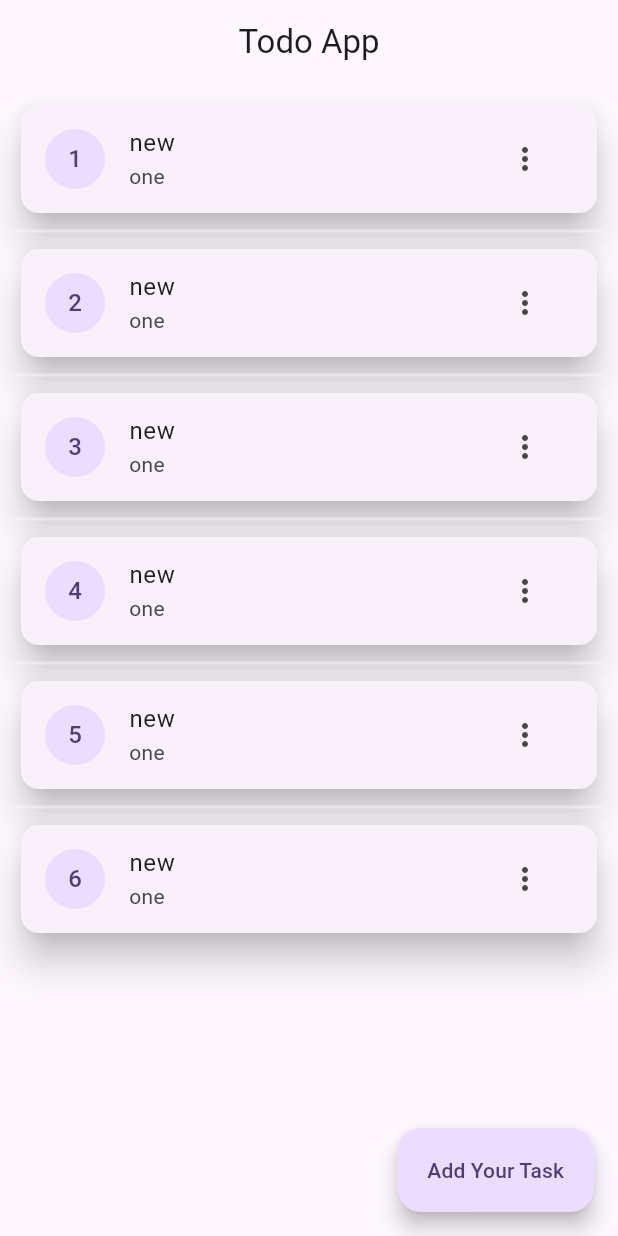
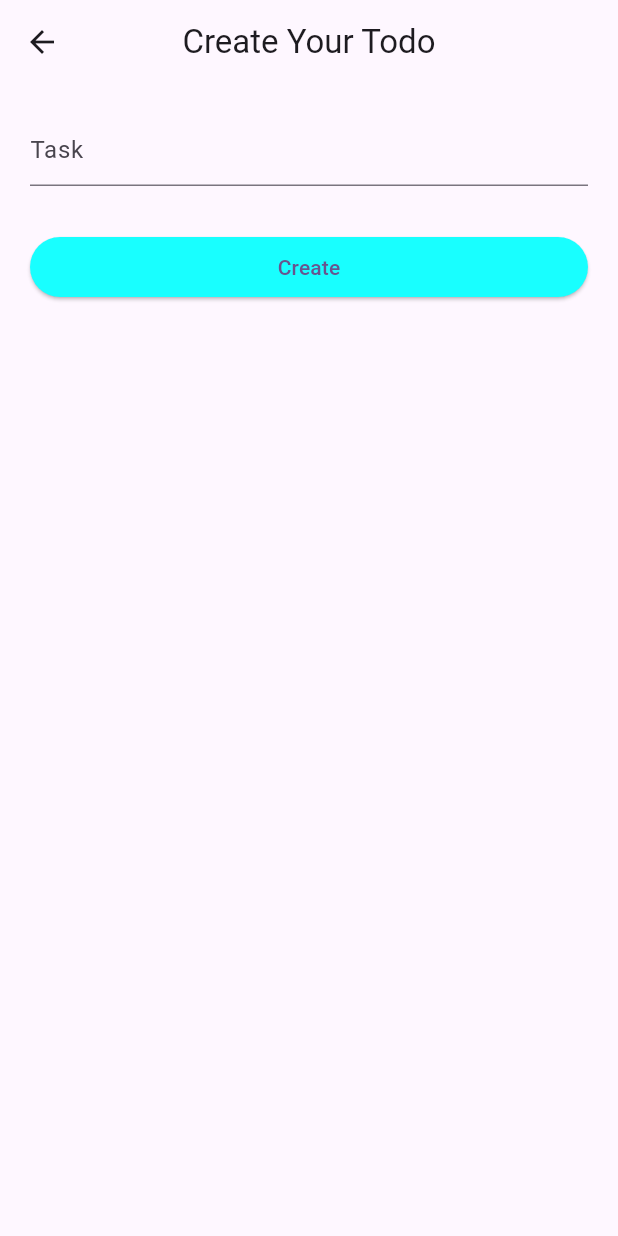
Before and after one commit to Muhammed-Unais/screl_todo_app, a Flutter app: the screen it shows after launch, after a tap on "Add Your Task", on a phone screen of 412 x 824 dp. Run offline on Flutter 3.47's test engine with Material 2 defaults, Android fonts, the phone set to English and light mode, and no system bars; our stand-ins replace hive_flutter; accounts and stored records are empty.

Commit message:
Task adding screen and funcitonality completed

```diff
--- /dev/null
+++ b/lib/features/home/view/add_tasks.dart
@@ -0,0 +1,59 @@
+import 'package:flutter/material.dart';
+import 'package:provider/provider.dart';
+import 'package:screl_todo_app/features/home/view_model/home_view_model.dart';
+
+final GlobalKey<FormState> formkey = GlobalKey<FormState>();
+
+class AddTasks extends StatelessWidget {
+  const AddTasks({super.key});
+
+  @override
+  Widget build(BuildContext context) {
+    return Scaffold(
+      appBar: AppBar(
+        centerTitle: true,
+        title: const Text("Create Your Todo"),
+      ),
+      body: Form(
+        key: formkey,
+        child: ListView(
+          padding: const EdgeInsets.all(20),
+          children: [
+            TextFormField(
+              controller:
+                  context.watch<HomeViewModel>().taskTextEditingController,
+              validator: (value) {
+                if (value!.isEmpty || value.length <= 10) {
+                  return "Enter atleast 10 words";
+                }
+                return null;
+              },
+              keyboardType: TextInputType.multiline,
+              maxLines: 2,
+              minLines: 1,
+              decoration: const InputDecoration(hintText: "Task"),
+            ),
+            const SizedBox(height: 30),
+            ElevatedButton(
+              style: ElevatedButton.styleFrom(
+                backgroundColor: Colors.cyanAccent,
+              ),
+              onPressed: () async {
+                var homeProvider = context.read<HomeViewModel>();
+                if (formkey.currentState!.validate() &&
+                    formkey.currentState != null) {
+                  homeProvider.postTask(
+                      homeProvider.taskTextEditingController.text, false);
+                  homeProvider.taskTextEditingController.clear();
+                }
+              },
+              child: const Text(
+                "Create",
+              ),
+            )
+          ],
+        ),
+      ),
+    );
+  }
+}
--- a/lib/features/home/view/home_view.dart
+++ b/lib/features/home/view/home_view.dart
@@ -1,4 +1,8 @@
 import 'package:flutter/material.dart';
+import 'package:provider/provider.dart';
+import 'package:screl_todo_app/data/response/enums.dart';
+import 'package:screl_todo_app/features/home/view/add_tasks.dart';
+import 'package:screl_todo_app/features/home/view_model/home_view_model.dart';
 
 class MyHomePage extends StatelessWidget {
   const MyHomePage({super.key});
@@ -13,13 +17,29 @@ class MyHomePage extends StatelessWidget {
         centerTitle: true,
       ),
       floatingActionButton: FloatingActionButton.extended(
-        onPressed: () {},
+        onPressed: () {
+          Navigator.push(
+            context,
+            MaterialPageRoute(
+              builder: (context) {
+                return const AddTasks();
+              },
+            ),
+          );
+        },
         label: const Text(
           "Add Your Task",
         ),
       ),
-      body: ListView.separated(
-        itemCount: 6,
+      body: Consumer<HomeViewModel>(
+        builder: (context, homeProvider, _) {
+          switch (homeProvider.getAllTaskResponse.status) {
+            case Status.loading:
+              return const Center(child: CircularProgressIndicator());
+            case Status.completed:
+              var data = homeProvider.getAllTaskResponse.data;
+              return ListView.separated(
+                itemCount: data?.length ??0,
                 padding: const EdgeInsets.all(10),
                 separatorBuilder: (context, index) {
                   return const Divider(
@@ -28,16 +48,23 @@ class MyHomePage extends StatelessWidget {
                   );
                 },
                 itemBuilder: (context, index) {
+                  var task = data?[index];
                   return Card(
                     elevation: 10,
                     child: ListTile(
                       leading: CircleAvatar(
                         child: Text("${index + 1}"),
                       ),
-              title: const Text("new"),
-              subtitle: const Text("one"),
+                      title:  Text(task?.task ??""),
                       trailing: PopupMenuButton(
-                onSelected: (value) {},
+                        onSelected: (value) {
+                          if (value == "Delete") {
+
+
+                        } else if (value == "Edit") {
+
+                        }
+                        },
                         itemBuilder: (context) {
                           return [
                             const PopupMenuItem(
@@ -58,6 +85,14 @@ class MyHomePage extends StatelessWidget {
                     ),
                   );
                 },
+              );
+            case Status.error:
+              return const Text("Error");
+
+            default:
+              return const SizedBox();
+          }
+        },
       ),
     );
   }
--- a/lib/features/home/view_model/home_view_model.dart
+++ b/lib/features/home/view_model/home_view_model.dart
@@ -11,6 +11,8 @@ class HomeViewModel with ChangeNotifier {
   final _myGetAllTaskRepo =
       GetTasksRepository(baseLocalDataService: LocalDataService());
 
+  TextEditingController taskTextEditingController = TextEditingController();
+
   LocalServiceResponse<List<TaskModel>> getAllTaskResponse =
       LocalServiceResponse.loading();
 
@@ -23,7 +25,7 @@ class HomeViewModel with ChangeNotifier {
 
   void setGetAllTasks(
       LocalServiceResponse<List<TaskModel>> localServiceResponse) {
-    getAllTaskResponse = getAllTaskResponse;
+    getAllTaskResponse = localServiceResponse;
     notifyListeners();
   }
 
@@ -44,7 +46,7 @@ class HomeViewModel with ChangeNotifier {
 
   void getAllTask() async {
     setGetAllTasks(LocalServiceResponse.loading());
-    _myGetAllTaskRepo.getAllTaskRepository().then((value) {
+    await _myGetAllTaskRepo.getAllTaskRepository().then((value) {
       setGetAllTasks(LocalServiceResponse.completed(value));
 
       log(value.toString());
@@ -56,4 +58,8 @@ class HomeViewModel with ChangeNotifier {
       },
     );
   }
+
+  HomeViewModel() {
+    getAllTask();
+  }
 }
--- a/lib/main.dart
+++ b/lib/main.dart
@@ -12,7 +12,7 @@ Future<void> main() async {
     Hive.registerAdapter(TaskModelAdapter());
   }
 
-  Hive.openBox<TaskModel>('task-model');
+  await Hive.openBox<TaskModel>('task-model');
 
   runApp(const MyApp());
 }
```
Lines whose indentation alone changed are shown as unchanged.
